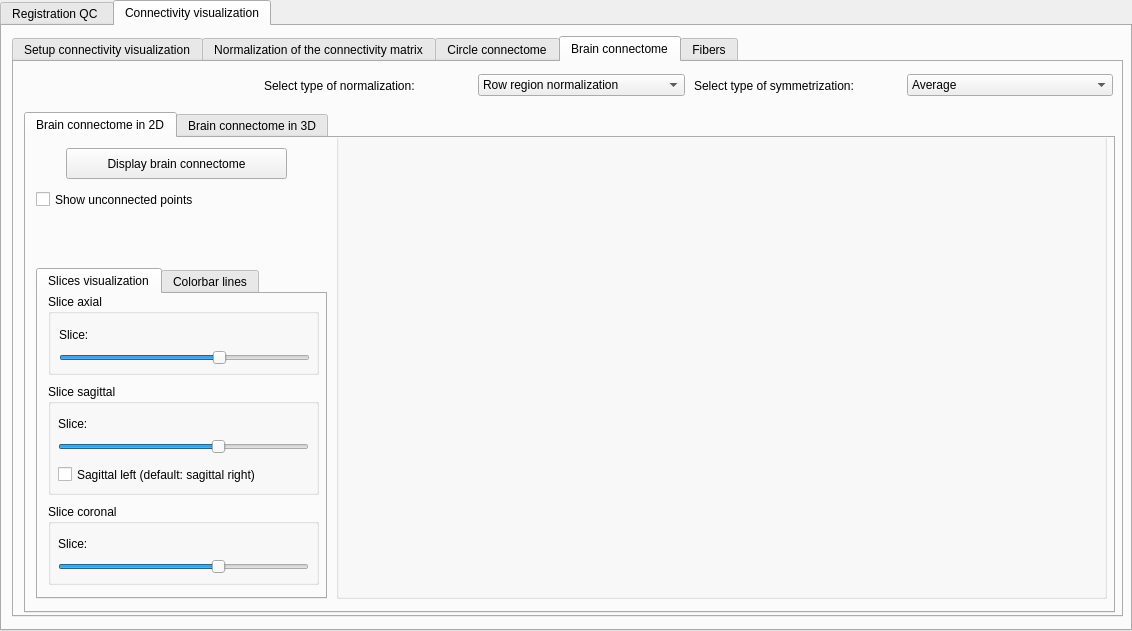
Before: the Qt Designer form CONTINUITY_QC/interface_visualization.ui in HZBCPP/CONTINUITY-lite, drawn with Qt 5.
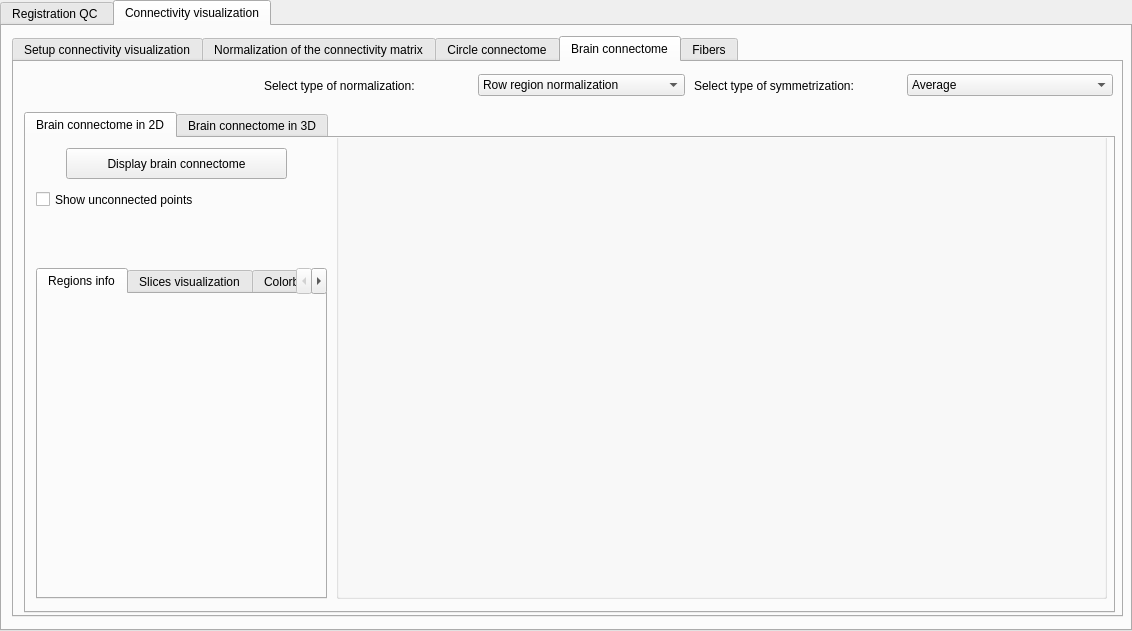
After: the same form once the commit is applied.

Commit message: display labels

```diff
--- a/CONTINUITY_QC/interface_visualization.ui
+++ b/CONTINUITY_QC/interface_visualization.ui
@@ -2251,6 +2251,50 @@
         <property name="tabBarAutoHide">
          <bool>false</bool>
         </property>
+        <widget class="QWidget" name="tab_24">
+         <attribute name="title">
+          <string>Regions info</string>
+         </attribute>
+         <widget class="QLabel" name="text_connectome1">
+          <property name="geometry">
+           <rect>
+            <x>10</x>
+            <y>10</y>
+            <width>271</width>
+            <height>51</height>
+           </rect>
+          </property>
+          <property name="text">
+           <string/>
+          </property>
+         </widget>
+         <widget class="QLabel" name="text_connectome2">
+          <property name="geometry">
+           <rect>
+            <x>10</x>
+            <y>70</y>
+            <width>271</width>
+            <height>51</height>
+           </rect>
+          </property>
+          <property name="text">
+           <string/>
+          </property>
+         </widget>
+         <widget class="QLabel" name="text_connectome3">
+          <property name="geometry">
+           <rect>
+            <x>10</x>
+            <y>120</y>
+            <width>271</width>
+            <height>51</height>
+           </rect>
+          </property>
+          <property name="text">
+           <string/>
+          </property>
+         </widget>
+        </widget>
         <widget class="QWidget" name="tab_10">
          <attribute name="title">
           <string>Slices visualization</string>
```
Left out of the diff: 14 changed lines with no effect on the pictures. The commit also changes 2 other files.
